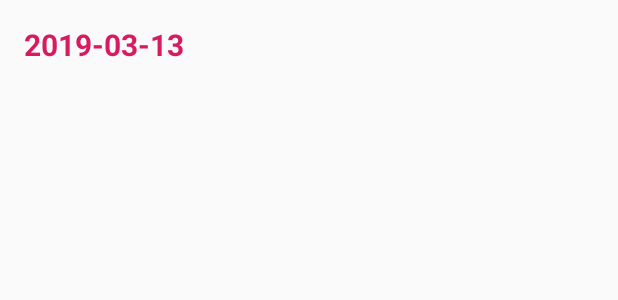
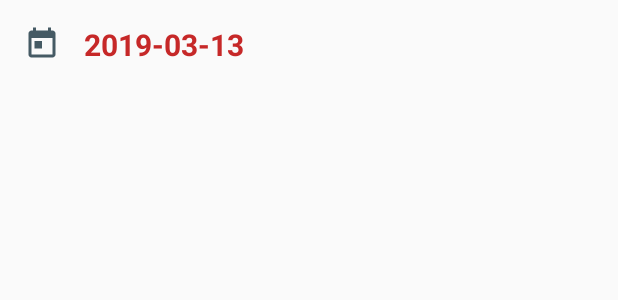
Before and after one commit to maciej-nowak/Exchange-Rates, an Android app: the layout item_date.xml on its own in the app's theme, with its tools: preview values and no code run, on a phone screen of 412 x 824 dp. Shown: the top 300 px of the screen. Run offline under Robolectric (Android 15) with nearby library versions, the phone set to English and light mode, and no system bars; network calls fail.

Commit message:
item view improved and loading progress fixed

```diff
--- /dev/null
+++ b/app/src/main/res/drawable/ic_calendar.xml
@@ -0,0 +1,9 @@
+<vector xmlns:android="http://schemas.android.com/apk/res/android"
+        android:width="24dp"
+        android:height="24dp"
+        android:viewportWidth="24.0"
+        android:viewportHeight="24.0">
+    <path
+        android:fillColor="@color/colorPrimary"
+        android:pathData="M19,3h-1L18,1h-2v2L8,3L8,1L6,1v2L5,3c-1.11,0 -1.99,0.9 -1.99,2L3,19c0,1.1 0.89,2 2,2h14c1.1,0 2,-0.9 2,-2L21,5c0,-1.1 -0.9,-2 -2,-2zM19,19L5,19L5,8h14v11zM7,10h5v5L7,15z"/>
+</vector>
--- /dev/null
+++ b/app/src/main/res/drawable/ic_download_error.xml
@@ -0,0 +1,6 @@
+<vector android:height="48dp" android:viewportHeight="24.0"
+    android:viewportWidth="24.0" android:width="48dp" xmlns:android="http://schemas.android.com/apk/res/android">
+    <path android:fillColor="@color/colorPrimary" android:pathData="M15.5,9.5m-1.5,0a1.5,1.5 0,1 1,3 0a1.5,1.5 0,1 1,-3 0"/>
+    <path android:fillColor="@color/colorPrimary" android:pathData="M8.5,9.5m-1.5,0a1.5,1.5 0,1 1,3 0a1.5,1.5 0,1 1,-3 0"/>
+    <path android:fillColor="@color/colorPrimary" android:pathData="M11.99,2C6.47,2 2,6.48 2,12s4.47,10 9.99,10C17.52,22 22,17.52 22,12S17.52,2 11.99,2zM12,20c-4.42,0 -8,-3.58 -8,-8s3.58,-8 8,-8 8,3.58 8,8 -3.58,8 -8,8zM12,14c-2.33,0 -4.32,1.45 -5.12,3.5h1.67c0.69,-1.19 1.97,-2 3.45,-2s2.75,0.81 3.45,2h1.67c-0.8,-2.05 -2.79,-3.5 -5.12,-3.5z"/>
+</vector>
--- a/app/src/main/res/drawable/ic_sad_black_48dp.xml
+++ /dev/null
@@ -1,6 +0,0 @@
-<vector android:height="48dp" android:viewportHeight="24.0"
-    android:viewportWidth="24.0" android:width="48dp" xmlns:android="http://schemas.android.com/apk/res/android">
-    <path android:fillColor="#FF000000" android:pathData="M15.5,9.5m-1.5,0a1.5,1.5 0,1 1,3 0a1.5,1.5 0,1 1,-3 0"/>
-    <path android:fillColor="#FF000000" android:pathData="M8.5,9.5m-1.5,0a1.5,1.5 0,1 1,3 0a1.5,1.5 0,1 1,-3 0"/>
-    <path android:fillColor="#FF000000" android:pathData="M11.99,2C6.47,2 2,6.48 2,12s4.47,10 9.99,10C17.52,22 22,17.52 22,12S17.52,2 11.99,2zM12,20c-4.42,0 -8,-3.58 -8,-8s3.58,-8 8,-8 8,3.58 8,8 -3.58,8 -8,8zM12,14c-2.33,0 -4.32,1.45 -5.12,3.5h1.67c0.69,-1.19 1.97,-2 3.45,-2s2.75,0.81 3.45,2h1.67c-0.8,-2.05 -2.79,-3.5 -5.12,-3.5z"/>
-</vector>
--- a/app/src/main/res/layout/activity_main.xml
+++ b/app/src/main/res/layout/activity_main.xml
@@ -24,13 +24,14 @@
         <ImageView
                 android:layout_width="100dp"
                 android:layout_height="100dp"
-                android:src="@drawable/ic_sad_black_48dp"/>
+                android:src="@drawable/ic_download_error"/>
 
         <TextView
                 android:layout_width="wrap_content"
                 android:layout_height="wrap_content"
                 android:padding="16dp"
                 android:gravity="center"
+                android:textColor="@color/colorGray"
                 android:text="@string/load_rates_failed_check_connection_and_try_again"/>
 
     </LinearLayout>
@@ -57,6 +58,7 @@
                 android:layout_height="wrap_content"
                 android:padding="16dp"
                 android:gravity="center"
+                android:textColor="@color/colorGray"
                 android:text="@string/load_data_in_progress"/>
 
     </LinearLayout>
--- a/app/src/main/res/layout/item_date.xml
+++ b/app/src/main/res/layout/item_date.xml
@@ -1,20 +1,26 @@
 <?xml version="1.0" encoding="utf-8"?>
-<RelativeLayout
+<LinearLayout
         xmlns:android="http://schemas.android.com/apk/res/android"
         xmlns:tools="http://schemas.android.com/tools"
         android:layout_width="match_parent"
         android:layout_height="wrap_content"
         android:padding="16dp">
 
+    <ImageView
+            android:layout_width="wrap_content"
+            android:layout_height="wrap_content"
+            android:layout_gravity="center_vertical"
+            android:src="@drawable/ic_calendar"/>
+
     <TextView
             android:id="@+id/date_name"
             android:layout_width="wrap_content"
             android:layout_height="wrap_content"
-            android:layout_alignParentStart="true"
-            android:layout_centerVertical="true"
+            android:paddingLeft="16dp"
+            android:layout_gravity="center_vertical"
             android:textSize="20sp"
             android:textStyle="bold"
             android:textColor="@color/colorAccent"
             tools:text="2019-03-13"/>
 
-</RelativeLayout>
+</LinearLayout>
--- a/app/src/main/res/values/colors.xml
+++ b/app/src/main/res/values/colors.xml
@@ -1,6 +1,7 @@
 <?xml version="1.0" encoding="utf-8"?>
 <resources>
-    <color name="colorPrimary">#008577</color>
-    <color name="colorPrimaryDark">#00574B</color>
-    <color name="colorAccent">#D81B60</color>
+    <color name="colorPrimary">#455A64</color>
+    <color name="colorPrimaryDark">#37474F</color>
+    <color name="colorAccent">#C62828</color>
+    <color name="colorGray">#616161</color>
 </resources>
```
Also changed, not shown: app/src/main/java/pl/androidcode/exchangerates/adapter/ExchangeAdapter.kt (+15 -2 lines), app/src/main/java/pl/androidcode/exchangerates/mvp/PresenterImpl.kt (+11 -11 lines), app/src/main/res/layout/item_exchange.xml (+23 -5 lines).
